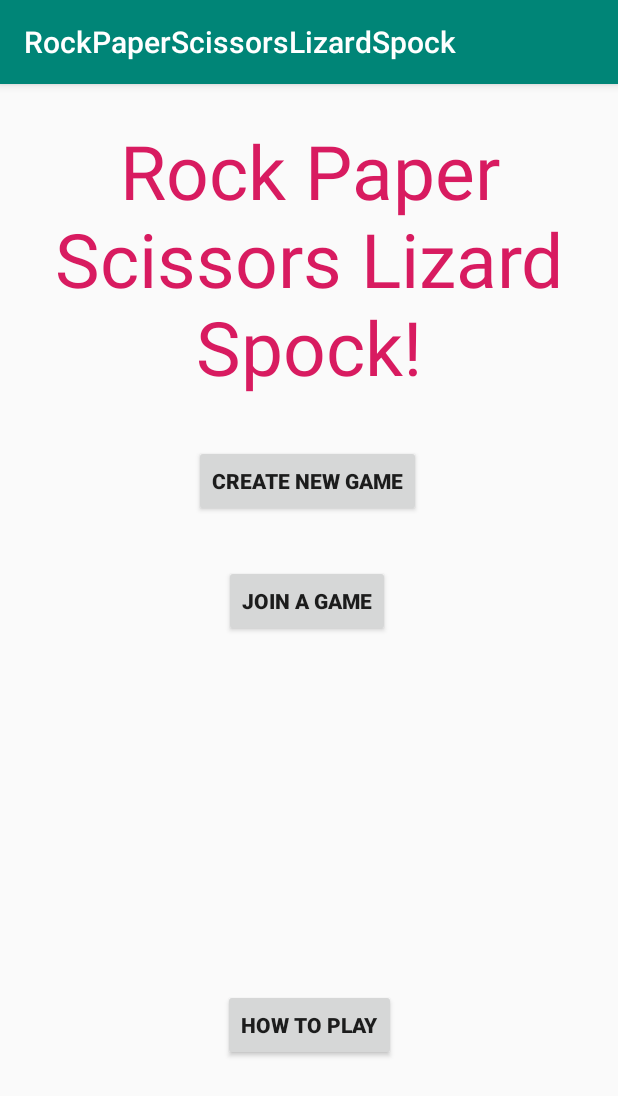
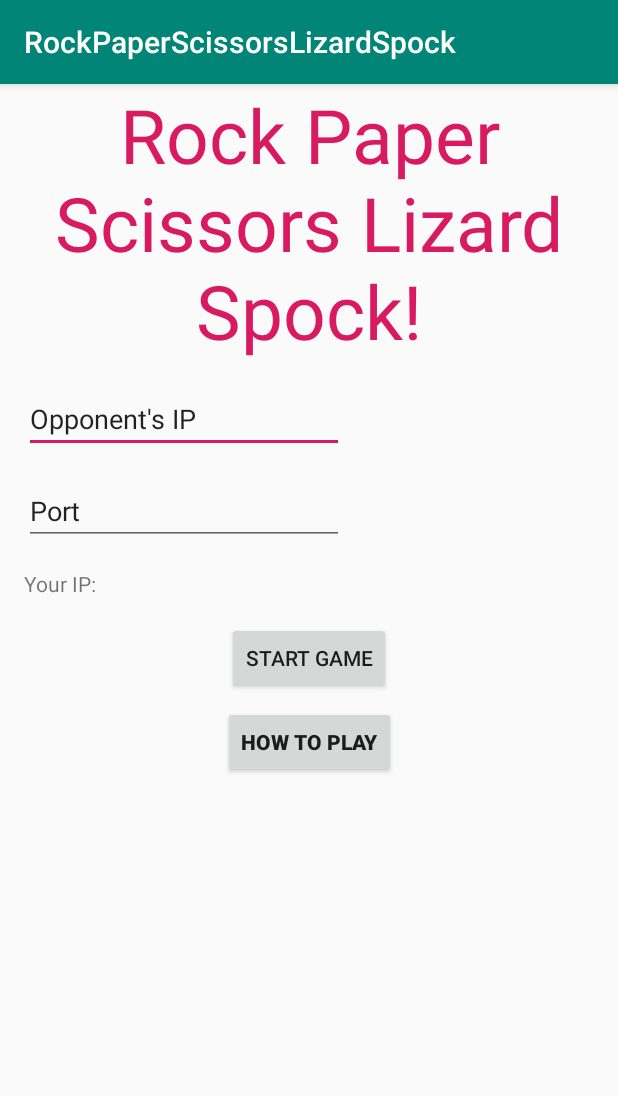
Before and after one commit to HawkinsBA/RPSLS, an Android app: the screen it shows after launch (MainActivity), on a phone screen of 412 x 824 dp. Shown: the top 1096 px of the screen. Run offline under Robolectric (Android 15) with nearby library versions, the phone set to English and light mode, and no system bars; network calls fail.

Commit message:
Big rework
Reworked MainActivity.java and removed CreateLobbyActivity.java and JoinLobbyActivity.java, along with all of their now unused .xml files.

```diff
--- a/app/src/main/AndroidManifest.xml
+++ b/app/src/main/AndroidManifest.xml
@@ -8,12 +8,7 @@
         android:roundIcon="@mipmap/ic_launcher_round"
         android:supportsRtl="true"
         android:theme="@style/AppTheme">
-        <activity android:name=".JoinLobbyActivity"></activity>
         <activity android:name=".GameScreen" />
-        <activity
-            android:name=".CreateLobbyActivity"
-            android:label="@string/title_activity_lobby"
-            android:theme="@style/AppTheme.NoActionBar" />
         <activity android:name=".MainActivity">
             <intent-filter>
                 <action android:name="android.intent.action.MAIN" />
--- a/app/src/main/java/com/example/rpsls/MainActivity.java
+++ b/app/src/main/java/com/example/rpsls/MainActivity.java
@@ -7,17 +7,25 @@ import android.os.Bundle;
 import android.util.Log;
 import android.view.View;
 import android.widget.Button;
+import android.widget.EditText;
+import android.widget.TextView;
+
+import java.net.SocketException;
 
 public class MainActivity extends AppCompatActivity {
     final static String TAG = "MainActivity";
+
+    private EditText host, port;
+    private TextView myIPView;
+    private Button connect, howToPlay;
 
     @Override
     protected void onCreate(Bundle savedInstanceState) {
         super.onCreate(savedInstanceState);
         setContentView(R.layout.activity_main);
 
-        Button createNewGameButton = findViewById(R.id.createNewGameButton);
-        Button joinGameButton = findViewById(R.id.joinGameButton);
+        initComponents();
+
         Button howToPlay = findViewById(R.id.howToPlay);
 
         View mView = getLayoutInflater().inflate(R.layout.how_to_play_dialog, null);
@@ -27,22 +35,6 @@ public class MainActivity extends AppCompatActivity {
         dialog.setContentView(R.layout.how_to_play_dialog);
 
         final Button gotIt = mView.findViewById(R.id.done);
-
-        createNewGameButton.setOnClickListener(new View.OnClickListener() {
-            @Override
-            public void onClick(View view) {
-                Intent lobby = new Intent(MainActivity.this, CreateLobbyActivity.class);
-                startActivity(lobby);
-            }
-        });
-
-        joinGameButton.setOnClickListener(new View.OnClickListener() {
-            @Override
-            public void onClick(View view) {
-                Intent joinLobby = new Intent(MainActivity.this, JoinLobbyActivity.class);
-                startActivity(joinLobby);
-            }
-        });
 
         howToPlay.setOnClickListener(new View.OnClickListener() {
             @Override
@@ -60,4 +52,17 @@ public class MainActivity extends AppCompatActivity {
             }
         });
     }
+
+    public void initComponents() {
+        myIPView = findViewById(R.id.myIPView);
+        host = findViewById(R.id.host);
+        port = findViewById(R.id.port);
+        connect = findViewById(R.id.start);
+
+        try {
+            myIPView.setText(Utilities.getLocalIpAddress());
+        } catch (SocketException e) {
+            Log.e("MainActivity", "Threw exception when finding ip address");
+        }
+    }
 }
--- a/app/src/main/java/com/example/rpsls/SocketConnectionThread.java
+++ b/app/src/main/java/com/example/rpsls/SocketConnectionThread.java
@@ -19,8 +19,6 @@ public class SocketConnectionThread {
         this.listeners.addAll(listeners);
     }
 
-    //TODO: Ask Dr. Ferrer about two listeners. Recieve to get address of person wanting to join and
-    // broadcast for person wanting to host?
     public void run() {
         try {
             String address = Connection.receive(socket);
--- a/app/src/main/res/layout/activity_main.xml
+++ b/app/src/main/res/layout/activity_main.xml
@@ -7,11 +7,10 @@
     tools:context=".MainActivity">
 
     <TextView
-        android:id="@+id/textView"
+        android:id="@+id/title"
         android:layout_width="wrap_content"
         android:layout_height="wrap_content"
         android:layout_marginStart="8dp"
-        android:layout_marginTop="24dp"
         android:layout_marginEnd="8dp"
         android:gravity="center_horizontal"
         android:text="Rock Paper Scissors Lizard Spock!"
@@ -24,25 +23,11 @@
         app:layout_constraintTop_toTopOf="parent" />
 
     <Button
-        android:id="@+id/createNewGameButton"
-        android:layout_width="wrap_content"
-        android:layout_height="wrap_content"
-        android:layout_marginStart="8dp"
-        android:layout_marginTop="32dp"
-        android:layout_marginEnd="8dp"
-        android:text="Create New Game"
-        android:textStyle="bold"
-        app:layout_constraintEnd_toEndOf="parent"
-        app:layout_constraintHorizontal_bias="0.496"
-        app:layout_constraintStart_toStartOf="parent"
-        app:layout_constraintTop_toBottomOf="@+id/textView" />
-
-    <Button
         android:id="@+id/howToPlay"
         android:layout_width="wrap_content"
         android:layout_height="wrap_content"
         android:layout_marginStart="8dp"
-        android:layout_marginTop="32dp"
+        android:layout_marginTop="8dp"
         android:layout_marginEnd="8dp"
         android:layout_marginBottom="8dp"
         android:text="How to Play"
@@ -50,21 +35,71 @@
         app:layout_constraintBottom_toBottomOf="parent"
         app:layout_constraintEnd_toEndOf="parent"
         app:layout_constraintStart_toStartOf="parent"
-        app:layout_constraintTop_toBottomOf="@+id/joinGameButton"
-        app:layout_constraintVertical_bias="0.651" />
+        app:layout_constraintTop_toBottomOf="@+id/start"
+        app:layout_constraintVertical_bias="0.0" />
 
-    <Button
-        android:id="@+id/joinGameButton"
+    <EditText
+        android:id="@+id/host"
         android:layout_width="wrap_content"
         android:layout_height="wrap_content"
         android:layout_marginStart="8dp"
-        android:layout_marginTop="32dp"
+        android:layout_marginTop="16dp"
         android:layout_marginEnd="8dp"
-        android:text="Join a Game"
-        android:textStyle="bold"
+        android:ems="10"
+        android:inputType="textPersonName"
+        android:text="Opponent's IP"
         app:layout_constraintEnd_toEndOf="parent"
-        app:layout_constraintHorizontal_bias="0.495"
+        app:layout_constraintHorizontal_bias="0.043"
         app:layout_constraintStart_toStartOf="parent"
-        app:layout_constraintTop_toBottomOf="@+id/createNewGameButton" />
+        app:layout_constraintTop_toBottomOf="@+id/title" />
+
+    <EditText
+        android:id="@+id/port"
+        android:layout_width="wrap_content"
+        android:layout_height="wrap_content"
+        android:layout_marginStart="8dp"
+        android:layout_marginTop="16dp"
+        android:layout_marginEnd="8dp"
+        android:ems="10"
+        android:inputType="textPersonName"
+        android:text="Port"
+        app:layout_constraintEnd_toEndOf="parent"
+        app:layout_constraintHorizontal_bias="0.043"
+        app:layout_constraintStart_toStartOf="parent"
+        app:layout_constraintTop_toBottomOf="@+id/host" />
+
+    <TextView
+        android:id="@+id/myIPView"
+        android:layout_width="wrap_content"
+        android:layout_height="wrap_content"
+        android:layout_marginStart="16dp"
+        android:layout_marginTop="16dp"
+        android:text="Your IP:"
+        app:layout_constraintStart_toStartOf="parent"
+        app:layout_constraintTop_toBottomOf="@+id/port" />
+
+    <TextView
+        android:id="@+id/myIPView"
+        android:layout_width="wrap_content"
+        android:layout_height="wrap_content"
+        android:layout_marginStart="8dp"
+        android:layout_marginTop="16dp"
+        android:layout_marginEnd="8dp"
+        app:layout_constraintEnd_toEndOf="parent"
+        app:layout_constraintHorizontal_bias="0.032"
+        app:layout_constraintStart_toEndOf="@+id/myIPView"
+        app:layout_constraintTop_toBottomOf="@+id/port" />
+
+    <Button
+        android:id="@+id/start"
+        android:layout_width="wrap_content"
+        android:layout_height="wrap_content"
+        android:layout_marginStart="8dp"
+        android:layout_marginTop="16dp"
+        android:layout_marginEnd="8dp"
+        android:text="Start Game"
+        app:layout_constraintEnd_toEndOf="parent"
+        app:layout_constraintStart_toStartOf="parent"
+        app:layout_constraintTop_toBottomOf="@+id/myIPView" />
 
 </android.support.constraint.ConstraintLayout>
```
Also changed, not shown: app/src/main/java/com/example/rpsls/CreateLobbyActivity.java (deleted, +0 -103 lines), app/src/main/java/com/example/rpsls/JoinLobbyActivity.java (deleted, +0 -95 lines), app/src/main/java/com/example/rpsls/RecyclerViewAdapter.java (deleted, +0 -67 lines), app/src/main/res/layout/activity_join_lobby.xml (deleted, +0 -48 lines), app/src/main/res/layout/activity_lobby.xml (deleted, +0 -25 lines), app/src/main/res/layout/content_lobby.xml (deleted, +0 -19 lines), app/src/main/res/layout/layout_listitem.xml (deleted, +0 -16 lines).
